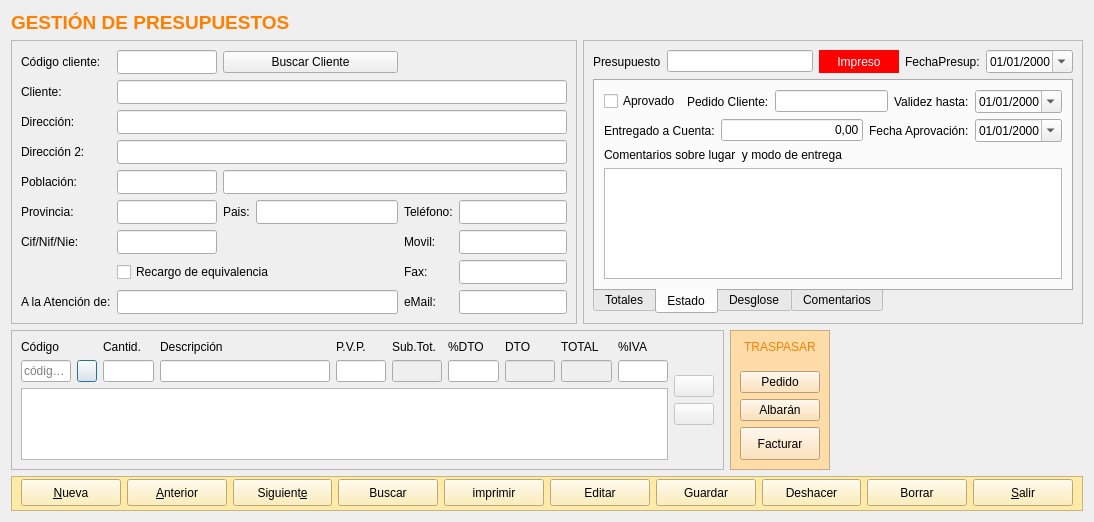
Old version of the form frmpresupuestoscli.ui in the repository arcnexus/RedFoX.
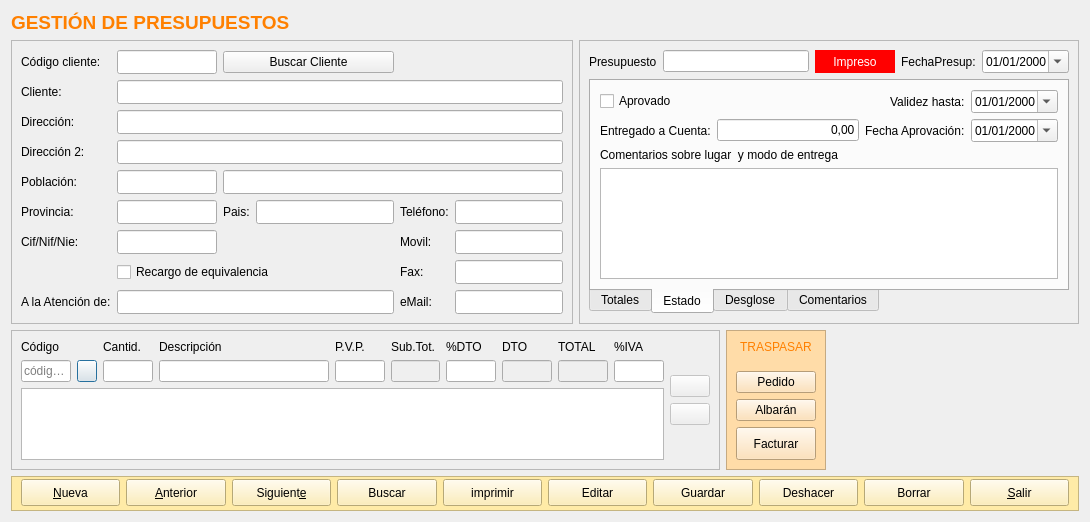
New version of the form. The open tabs and pages were chosen to show the change. Icons and pictures are not drawn.

Diff of the .ui file:
```diff
--- a/frmpresupuestoscli.ui
+++ b/frmpresupuestoscli.ui
@@ -6,7 +6,7 @@
    <rect>
     <x>0</x>
     <y>0</y>
-    <width>1094</width>
+    <width>1090</width>
     <height>522</height>
    </rect>
   </property>
@@ -491,14 +491,17 @@
              </widget>
             </item>
             <item>
-             <widget class="QLabel" name="label_72">
-              <property name="text">
-               <string>Pedido Cliente:</string>
+             <spacer name="horizontalSpacer">
+              <property name="orientation">
+               <enum>Qt::Horizontal</enum>
               </property>
-             </widget>
-            </item>
-            <item>
-             <widget class="QLineEdit" name="txtcPedidoCliente"/>
+              <property name="sizeHint" stdset="0">
+               <size>
+                <width>40</width>
+                <height>20</height>
+               </size>
+              </property>
+             </spacer>
             </item>
             <item>
              <widget class="QLabel" name="label">
```
Left out of the diff: 12 changed lines with no effect on the pictures.
